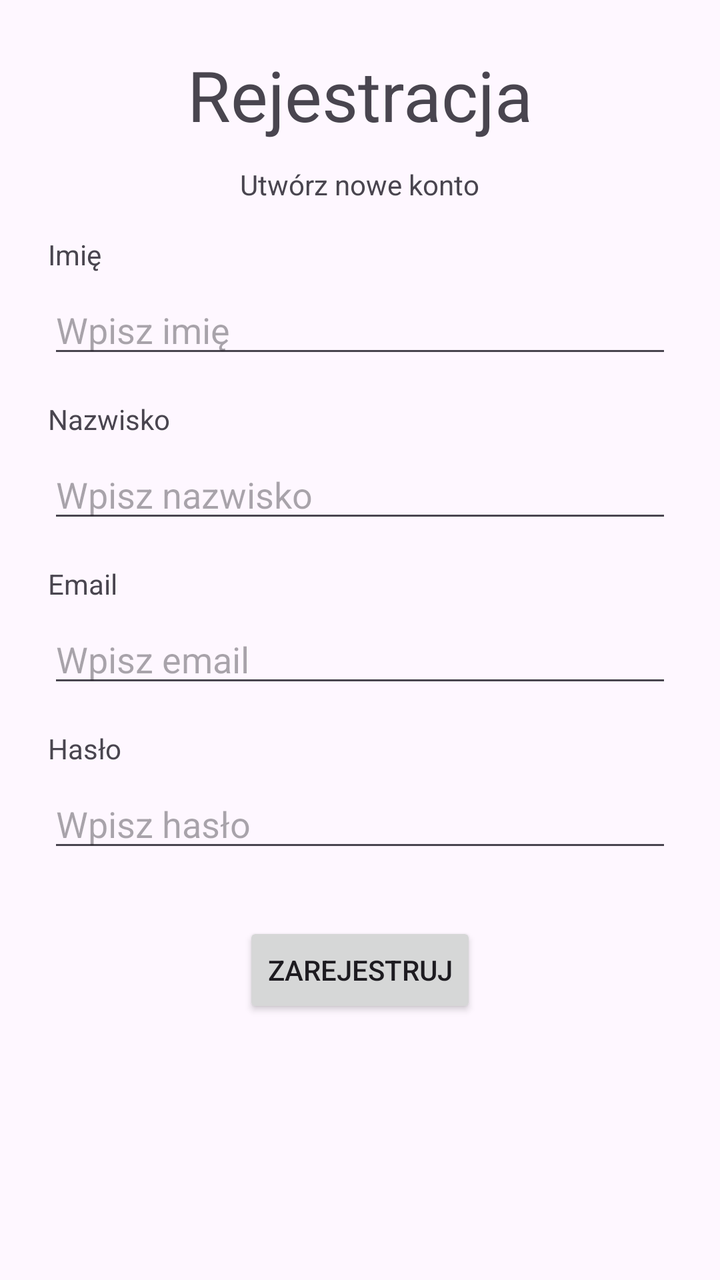
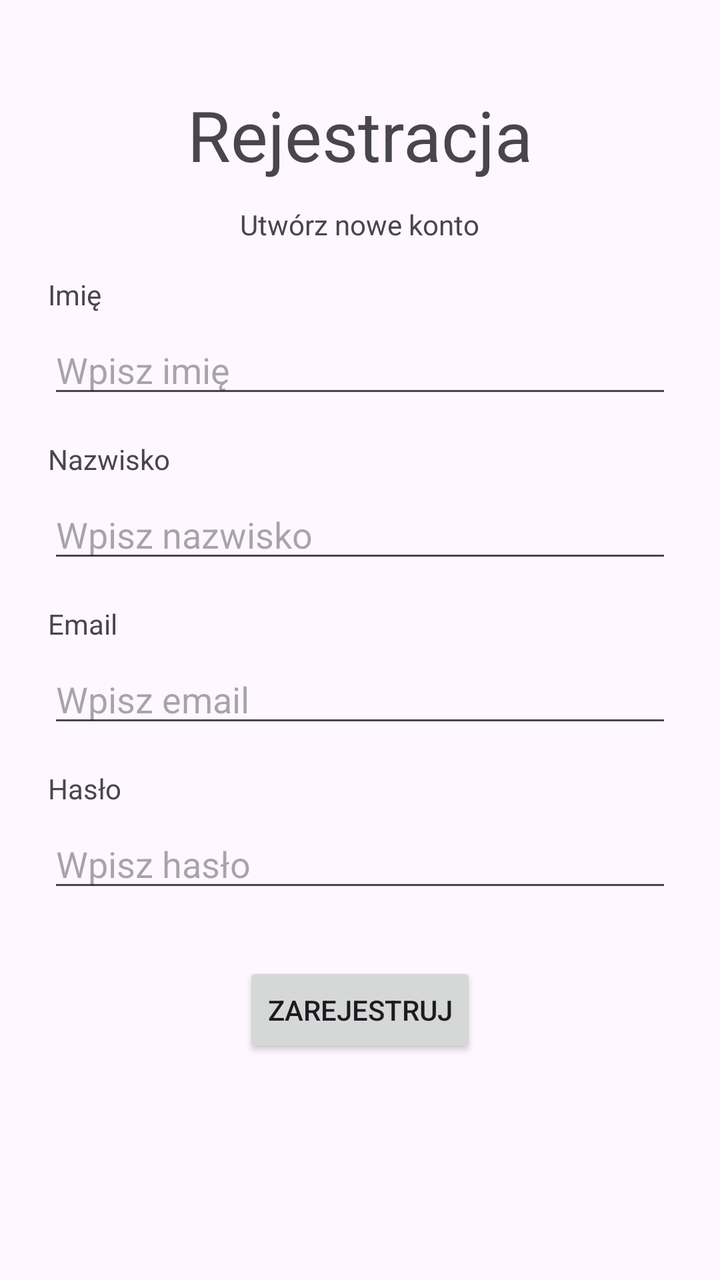

The first picture is an Android layout as it rendered before a commit; the second is the same layout after the commit. The layout source and the unified diff follow.
<!-- AndroidManifest.xml: application theme Theme.MyApplication -->
<!-- res/layout/activity_main.xml -->
<?xml version="1.0" encoding="utf-8"?>
<androidx.constraintlayout.widget.ConstraintLayout xmlns:android="http://schemas.android.com/apk/res/android"
    xmlns:app="http://schemas.android.com/apk/res-auto"
    xmlns:tools="http://schemas.android.com/tools"
    android:id="@+id/main"
    android:layout_width="match_parent"
    android:layout_height="match_parent"
    tools:context=".MainActivity">

    <LinearLayout
        android:layout_width="match_parent"
        android:layout_height="match_parent"
        android:orientation="vertical"
        android:padding="24dp"
        android:gravity="center_horizontal">

        <TextView
            android:layout_width="wrap_content"
            android:layout_height="wrap_content"
            android:text="Rejestracja"
            app:layout_constraintBottom_toBottomOf="parent"
            app:layout_constraintEnd_toEndOf="parent"
            app:layout_constraintStart_toStartOf="parent"
            app:layout_constraintTop_toTopOf="parent"
            android:textSize="35dp"/>

        <TextView
            android:layout_width="wrap_content"
            android:layout_height="wrap_content"
            android:text="Utwórz nowe konto"
            android:layout_marginTop="12dp"/>

        <TextView
            android:layout_width="match_parent"
            android:layout_height="wrap_content"
            android:text="Imię"
            android:layout_marginTop="16dp"/>

        <EditText
            android:layout_width="match_parent"
            android:layout_height="wrap_content"
            android:hint="Wpisz imię"
            android:inputType="textPassword"
            android:layout_marginTop="6dp"/>

        <TextView
            android:layout_width="match_parent"
            android:layout_height="wrap_content"
            android:text="Nazwisko"
            android:layout_marginTop="16dp"/>

        <EditText
            android:layout_width="match_parent"
            android:layout_height="wrap_content"
            android:hint="Wpisz nazwisko"
            android:inputType="textPassword"
            android:layout_marginTop="6dp"
            />

        <TextView
            android:layout_width="match_parent"
            android:layout_height="wrap_content"
            android:text="Email"
            android:layout_marginTop="16dp"/>

        <EditText
            android:layout_width="match_parent"
            android:layout_height="wrap_content"
            android:hint="Wpisz email"
            android:inputType="textPassword"
            android:layout_marginTop="6dp"/>

        <TextView
            android:layout_width="match_parent"
            android:layout_height="wrap_content"
            android:text="Hasło"
            android:layout_marginTop="16dp"/>

        <EditText
            android:layout_width="match_parent"
            android:layout_height="wrap_content"
            android:hint="Wpisz hasło"
            android:inputType="textPassword"
            android:layout_marginTop="6dp"/>

    <Button
        android:layout_width="wrap_content"
        android:layout_height="wrap_content"
        android:text="Zarejestruj"
        android:layout_marginTop="30dp"
        android:layout_gravity="center_horizontal"/>
    </LinearLayout>
</androidx.constraintlayout.widget.ConstraintLayout>
<!-- resources referenced by this layout -->
<resources>
  <style name="Theme.MyApplication" parent="Base.Theme.MyApplication" />
  <style name="Base.Theme.MyApplication" parent="Theme.Material3.DayNight.NoActionBar">
          
          
      </style>
</resources>

<!-- the commit's change to res/layout/activity_main.xml (unified diff, before → after) -->
@@ -18,10 +18,7 @@
             android:layout_width="wrap_content"
             android:layout_height="wrap_content"
             android:text="Rejestracja"
-            app:layout_constraintBottom_toBottomOf="parent"
-            app:layout_constraintEnd_toEndOf="parent"
-            app:layout_constraintStart_toStartOf="parent"
-            app:layout_constraintTop_toTopOf="parent"
+            android:layout_marginTop="20dp"
             android:textSize="35dp"/>
 
         <TextView
